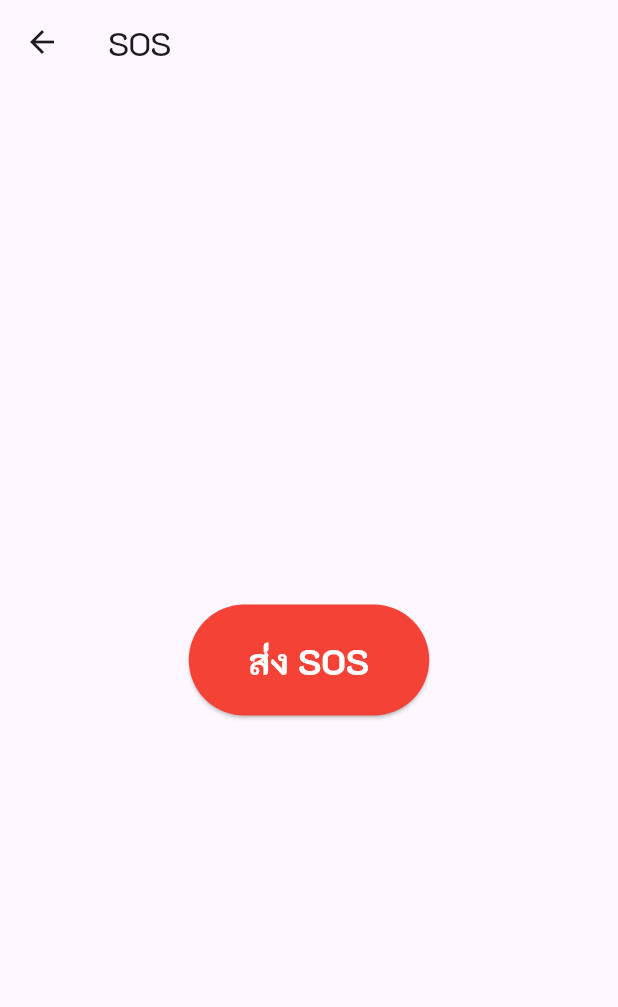
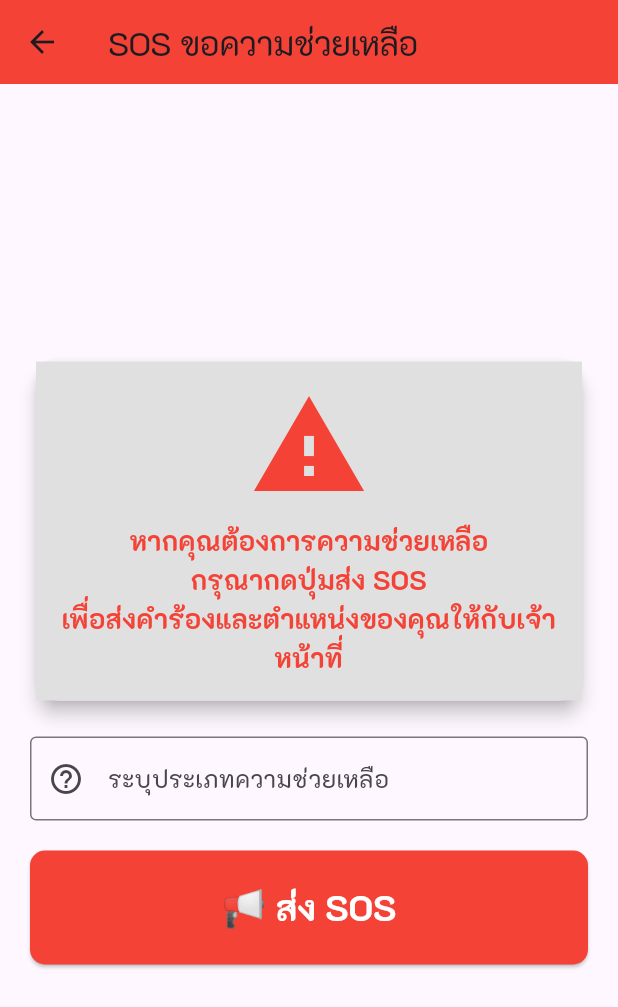
Before and after one commit to Atiwatwat2546/Empower-Health, a Flutter app: the SOSPage screen opened directly, on a phone screen of 412 x 824 dp. Shown: the top 1007 px of the screen. Run offline on Flutter 3.47's test engine with Material 3 defaults, Android fonts, the phone set to English and light mode, and no system bars; our stand-ins replace cloud_firestore, firebase_auth, firebase_core, flutter_local_notifications, flutter_svg, fluttertoast and 3 more; accounts and stored records are empty.

Commit message:
update sos

```diff
--- a/lib/main.dart
+++ b/lib/main.dart
@@ -12,12 +12,14 @@ void main() async {
     options: DefaultFirebaseOptions.web,
   );
   runApp(EmpowerApp());
+
 }
 
 class EmpowerApp extends StatelessWidget {
   @override
   Widget build(BuildContext context) {
     return MaterialApp(
+      debugShowCheckedModeBanner: false, // ปิด Debug Banner ตรงนี้
       title: 'Health Power',
       theme: ThemeData(
         primarySwatch: Colors.blue,
--- a/lib/screens/sos.dart
+++ b/lib/screens/sos.dart
@@ -10,37 +10,43 @@ class SOSPage extends StatefulWidget {
 
 class _SOSPageState extends State<SOSPage> {
   bool _isSendingSOS = false;
+  TextEditingController _helpController = TextEditingController();
 
-  // ฟังก์ชันในการส่ง SOS
   Future<void> _sendSOS() async {
+    if (_helpController.text.isEmpty) {
+      Fluttertoast.showToast(
+        msg: "โปรดระบุประเภทความช่วยเหลือ",
+        toastLength: Toast.LENGTH_LONG,
+        gravity: ToastGravity.CENTER,
+        backgroundColor: Colors.orange,
+        textColor: Colors.white,
+      );
+      return;
+    }
+
     setState(() {
       _isSendingSOS = true;
     });
 
-    // ขอพิกัดปัจจุบัน
-    Position position = await _getCurrentLocation();
-
-    // ignore: unnecessary_null_comparison
-    if (position != null) {
-      // ส่งข้อมูลไปยัง Firestore
-      FirebaseFirestore.instance.collection('SOS_alert').add({
+    try {
+      Position position = await _getCurrentLocation();
+      await FirebaseFirestore.instance.collection('SOS_alert').add({
         'latitude': position.latitude,
         'longitude': position.longitude,
+        'help_type': _helpController.text,
         'timestamp': FieldValue.serverTimestamp(),
       });
 
-      // แสดงข้อความแจ้งเตือน
       Fluttertoast.showToast(
-        msg: "🚨 ส่งสัญญาณขอความช่วยเหลือแล้ว!",
+        msg: "🚨 SOS ถูกส่งแล้ว! เจ้าหน้าที่กำลังดำเนินการ",
         toastLength: Toast.LENGTH_LONG,
         gravity: ToastGravity.CENTER,
         backgroundColor: Colors.red,
         textColor: Colors.white,
       );
-    } else {
-      // ถ้าไม่สามารถรับพิกัดได้
+    } catch (e) {
       Fluttertoast.showToast(
-        msg: "ไม่สามารถรับพิกัดได้",
+        msg: "ไม่สามารถส่ง SOS ได้: $e",
         toastLength: Toast.LENGTH_LONG,
         gravity: ToastGravity.CENTER,
         backgroundColor: Colors.red,
@@ -50,53 +56,95 @@ class _SOSPageState extends State<SOSPage> {
 
     setState(() {
       _isSendingSOS = false;
+      _helpController.clear();
     });
   }
 
-  // ฟังก์ชันในการขอพิกัดปัจจุบัน
   Future<Position> _getCurrentLocation() async {
-    bool serviceEnabled;
-    LocationPermission permission;
-
-    // ตรวจสอบการให้สิทธิ์ในการเข้าถึงตำแหน่ง
-    serviceEnabled = await Geolocator.isLocationServiceEnabled();
+    bool serviceEnabled = await Geolocator.isLocationServiceEnabled();
     if (!serviceEnabled) {
       return Future.error('Location services are disabled.');
     }
 
-    permission = await Geolocator.checkPermission();
+    LocationPermission permission = await Geolocator.checkPermission();
     if (permission == LocationPermission.denied) {
       permission = await Geolocator.requestPermission();
       if (permission == LocationPermission.denied) {
         return Future.error('Location permissions are denied');
       }
     }
-
     if (permission == LocationPermission.deniedForever) {
       return Future.error('Location permissions are permanently denied');
     }
 
-    // รับพิกัดปัจจุบัน
-    return await Geolocator.getCurrentPosition(desiredAccuracy: LocationAccuracy.high);
+    return await Geolocator.getCurrentPosition(
+      desiredAccuracy: LocationAccuracy.high,
+    );
   }
 
   @override
   Widget build(BuildContext context) {
     return Scaffold(
       appBar: AppBar(
-        title: Text('SOS'),
+        title: Text('SOS ขอความช่วยเหลือ'),
+        backgroundColor: Colors.red,
       ),
-      body: Center(
-        child: ElevatedButton(
-          style: ElevatedButton.styleFrom(
-            padding: EdgeInsets.symmetric(horizontal: 40, vertical: 20),
-            backgroundColor: Colors.red,
-          ),
-          onPressed: _isSendingSOS ? null : _sendSOS, // ปิดปุ่มเมื่อกำลังส่ง SOS
-          child: Text(
-            _isSendingSOS ? 'กำลังส่ง...' : 'ส่ง SOS',
-            style: TextStyle(fontSize: 24, color: Colors.white),
-          ),
+      body: Padding(
+        padding: EdgeInsets.all(20),
+        child: Column(
+          mainAxisAlignment: MainAxisAlignment.center,
+          crossAxisAlignment: CrossAxisAlignment.stretch,
+          children: [
+            Card(
+              shape: RoundedRectangleBorder(
+                borderRadius: BorderRadius.circular(15),
+              ),
+              elevation: 5,
+              child: Container(
+                color: const Color.fromARGB(255, 224, 224, 224), // เปลี่ยนเป็นสีที่ต้องการ
+                padding: EdgeInsets.all(16),
+                child: Column(
+                  children: [
+                    Icon(Icons.warning, size: 80, color: Colors.red),
+                    SizedBox(height: 10),
+                    Text(
+                      "หากคุณต้องการความช่วยเหลือ\nกรุณากดปุ่มส่ง SOS\nเพื่อส่งคำร้องและตำแหน่งของคุณให้กับเจ้าหน้าที่",
+                      textAlign: TextAlign.center,
+                      style: TextStyle(
+                        fontSize: 18,
+                        color: Colors.red,
+                        fontWeight: FontWeight.bold,
+                      ),
+                    ),
+                  ],
+                ),
+              ),
+            ),
+            SizedBox(height: 20),
+            TextField(
+              controller: _helpController,
+              decoration: InputDecoration(
+                labelText: "ระบุประเภทความช่วยเหลือ",
+                border: OutlineInputBorder(),
+                prefixIcon: Icon(Icons.help_outline),
+              ),
+            ),
+            SizedBox(height: 20),
+            ElevatedButton(
+              style: ElevatedButton.styleFrom(
+                padding: EdgeInsets.symmetric(vertical: 20),
+                backgroundColor: Colors.red,
+                shape: RoundedRectangleBorder(
+                  borderRadius: BorderRadius.circular(10),
+                ),
+              ),
+              onPressed: _isSendingSOS ? null : _sendSOS,
+              child: Text(
+                _isSendingSOS ? 'กำลังส่ง...' : '📢 ส่ง SOS',
+                style: TextStyle(fontSize: 24, color: Colors.white),
+              ),
+            ),
+          ],
         ),
       ),
     );
```
